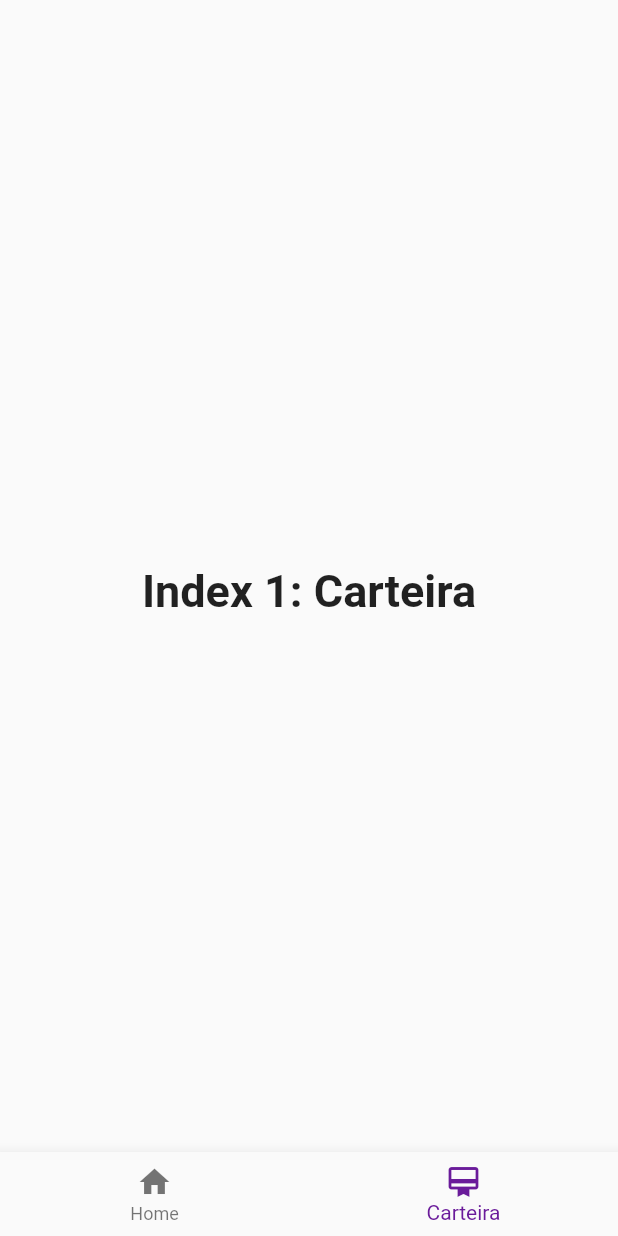
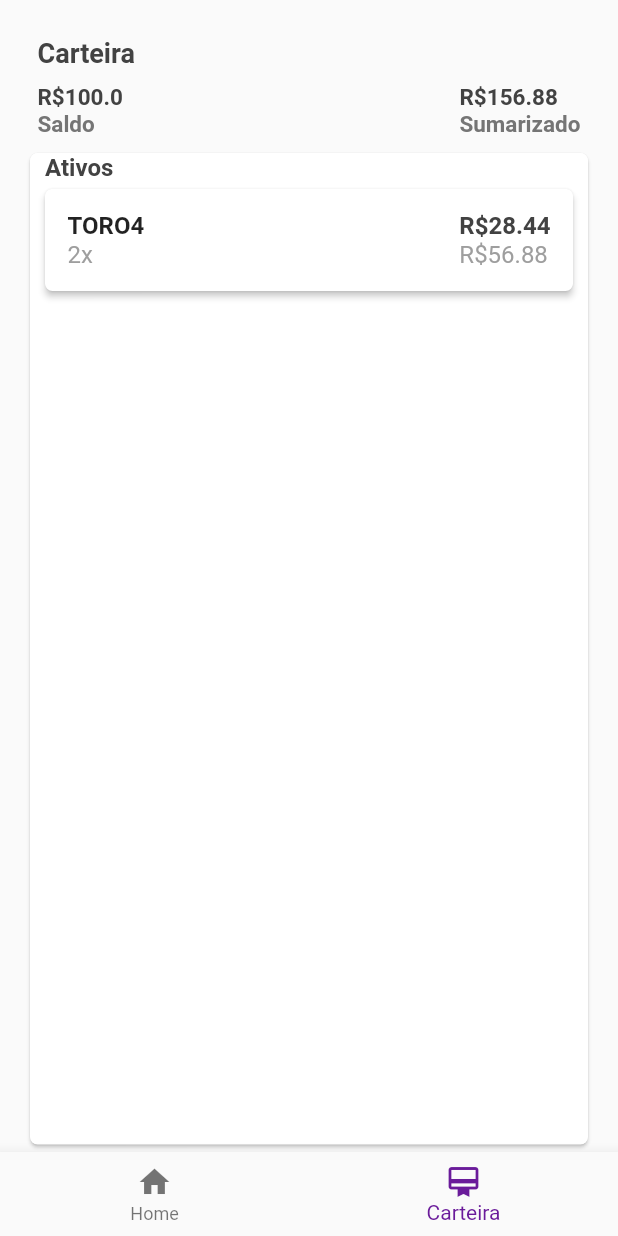
Before and after one commit to GabrielCotrim/toro_challenge_app, a Flutter app: the screen it shows after launch, item 2 of the bottom bar chosen, on a phone screen of 412 x 824 dp. Run offline on Flutter 3.47's test engine with Material 2 defaults, Android fonts, the light colour scheme and no system bars; missing offline and left inert: dart:html.

Commit message:
Adiciona página da carteira

```diff
--- a/lib/features/presentation/pages/home_page.dart
+++ b/lib/features/presentation/pages/home_page.dart
@@ -3,6 +3,7 @@ import 'package:flutter/material.dart';
 
 import '../../../core/widgets/platform_stateless_widget.dart';
 import 'top_trends_page.dart';
+import 'wallet_page.dart';
 
 class HomePage extends StatefulWidget {
   const HomePage({Key? key}) : super(key: key);
@@ -14,15 +15,9 @@ class HomePage extends StatefulWidget {
 class _HomeStatePage extends PlatformStateWidget<HomePage> {
   int _selectedIndex = 0;
 
-  static const TextStyle _optionStyle =
-      TextStyle(fontSize: 30, fontWeight: FontWeight.bold);
-
   static const List<Widget> _widgetOptions = <Widget>[
     TopTrendsPage(),
-    Text(
-      'Index 1: Carteira',
-      style: _optionStyle,
-    ),
+    WalletPage(),
   ];
 
   static const List<BottomNavigationBarItem> _bottomItens =
--- /dev/null
+++ b/lib/features/presentation/pages/wallet_page.dart
@@ -0,0 +1,175 @@
+import 'package:flutter/cupertino.dart';
+import 'package:flutter/material.dart';
+
+class WalletPage extends StatelessWidget {
+  const WalletPage({Key? key}) : super(key: key);
+
+  static final Text _title = Text(
+    "Carteira",
+    style: TextStyle(
+      fontSize: 18,
+      fontWeight: FontWeight.w600,
+      color: Colors.grey.shade800,
+    ),
+  );
+
+  Widget _buildSaldoInfo(double saldo, String info) {
+    return Column(
+      crossAxisAlignment: CrossAxisAlignment.start,
+      children: [
+        Text(
+          "R\$$saldo",
+          style: TextStyle(
+            fontSize: 15,
+            fontWeight: FontWeight.w600,
+            color: Colors.grey.shade800,
+          ),
+        ),
+        Text(
+          info,
+          style: TextStyle(
+            fontSize: 15,
+            fontWeight: FontWeight.w600,
+            color: Colors.grey.shade600,
+          ),
+        ),
+      ],
+    );
+  }
+
+  @override
+  Widget build(BuildContext context) {
+    final _platform = Theme.of(context).platform;
+    return Padding(
+      padding: const EdgeInsets.symmetric(
+        horizontal: 20.0,
+      ),
+      child: Column(
+        mainAxisSize: MainAxisSize.max,
+        mainAxisAlignment: MainAxisAlignment.start,
+        crossAxisAlignment: CrossAxisAlignment.start,
+        children: <Widget>[
+          Padding(
+            padding: const EdgeInsets.all(5.0),
+            child: _title,
+          ),
+          Padding(
+            padding: const EdgeInsets.all(5.0),
+            child: Row(
+              mainAxisAlignment: MainAxisAlignment.spaceBetween,
+              children: <Widget>[
+                _buildSaldoInfo(100.00, "Saldo"),
+                _buildSaldoInfo(156.88, "Sumarizado"),
+              ],
+            ),
+          ),
+          Expanded(
+            child: Card(
+              elevation: _platform == TargetPlatform.iOS ? 0.0 : 1.0,
+              margin: const EdgeInsets.symmetric(
+                vertical: 5.0,
+              ),
+              shape: RoundedRectangleBorder(
+                borderRadius: BorderRadius.circular(5.0),
+              ),
+              child: Padding(
+                padding: const EdgeInsets.symmetric(
+                  horizontal: 10.0,
+                ),
+                child: Column(
+                  crossAxisAlignment: CrossAxisAlignment.start,
+                  children: [
+                    Text(
+                      "Ativos",
+                      style: TextStyle(
+                        fontSize: 16,
+                        fontWeight: FontWeight.w600,
+                        color: Colors.grey.shade800,
+                      ),
+                    ),
+                    Expanded(
+                      child: ListView.builder(
+                        itemBuilder: (BuildContext context, int index) {
+                          return Card(
+                            elevation:
+                                _platform == TargetPlatform.iOS ? 0.0 : 2.0,
+                            margin: const EdgeInsets.symmetric(
+                              vertical: 5.0,
+                            ),
+                            shape: RoundedRectangleBorder(
+                              borderRadius: BorderRadius.circular(5.0),
+                            ),
+                            child: Padding(
+                              padding: const EdgeInsets.all(15.0),
+                              child: Row(
+                                mainAxisAlignment:
+                                    MainAxisAlignment.spaceBetween,
+                                crossAxisAlignment: CrossAxisAlignment.start,
+                                children: <Widget>[
+                                  Column(
+                                    mainAxisSize: MainAxisSize.max,
+                                    mainAxisAlignment:
+                                        MainAxisAlignment.spaceAround,
+                                    crossAxisAlignment:
+                                        CrossAxisAlignment.start,
+                                    children: <Widget>[
+                                      const Text(
+                                        "TORO4",
+                                        style: TextStyle(
+                                          fontSize: 16,
+                                          fontWeight: FontWeight.bold,
+                                        ),
+                                      ),
+                                      Text(
+                                        "2x",
+                                        style: TextStyle(
+                                          fontSize: 16,
+                                          fontWeight: FontWeight.normal,
+                                          color: Colors.grey.shade500,
+                                        ),
+                                      ),
+                                    ],
+                                  ),
+                                  Column(
+                                    mainAxisSize: MainAxisSize.max,
+                                    mainAxisAlignment:
+                                        MainAxisAlignment.spaceAround,
+                                    crossAxisAlignment:
+                                        CrossAxisAlignment.start,
+                                    children: <Widget>[
+                                      Text(
+                                        "R\$28.44",
+                                        style: TextStyle(
+                                          fontSize: 16,
+                                          fontWeight: FontWeight.w600,
+                                          color: Colors.grey.shade800,
+                                        ),
+                                      ),
+                                      Text(
+                                        "R\$56.88",
+                                        style: TextStyle(
+                                          fontSize: 16,
+                                          fontWeight: FontWeight.normal,
+                                          color: Colors.grey.shade500,
+                                        ),
+                                      ),
+                                    ],
+                                  ),
+                                ],
+                              ),
+                            ),
+                          );
+                        },
+                        itemCount: 1,
+                      ),
+                    ),
+                  ],
+                ),
+              ),
+            ),
+          ),
+        ],
+      ),
+    );
+  }
+}
--- a/lib/features/presentation/widgets/refresh_indicator_trends_widget.dart
+++ b/lib/features/presentation/widgets/refresh_indicator_trends_widget.dart
@@ -54,7 +54,7 @@ class RefreshIndicatorTrendsWidget extends PlatformStatelessWidget {
                 child: Padding(
                   padding: const EdgeInsets.all(7.0),
                   child: Row(
-                    mainAxisAlignment: MainAxisAlignment.spaceAround,
+                    mainAxisAlignment: MainAxisAlignment.spaceBetween,
                     children: <Widget>[
                       Column(
                         mainAxisSize: MainAxisSize.max,
@@ -101,9 +101,9 @@ class RefreshIndicatorTrendsWidget extends PlatformStatelessWidget {
               borderRadius: BorderRadius.circular(5.0),
             ),
             child: Padding(
-              padding: const EdgeInsets.all(7.0),
+              padding: const EdgeInsets.all(20.0),
               child: Row(
-                mainAxisAlignment: MainAxisAlignment.spaceAround,
+                mainAxisAlignment: MainAxisAlignment.spaceBetween,
                 children: <Widget>[
                   Column(
                     mainAxisSize: MainAxisSize.max,
```
